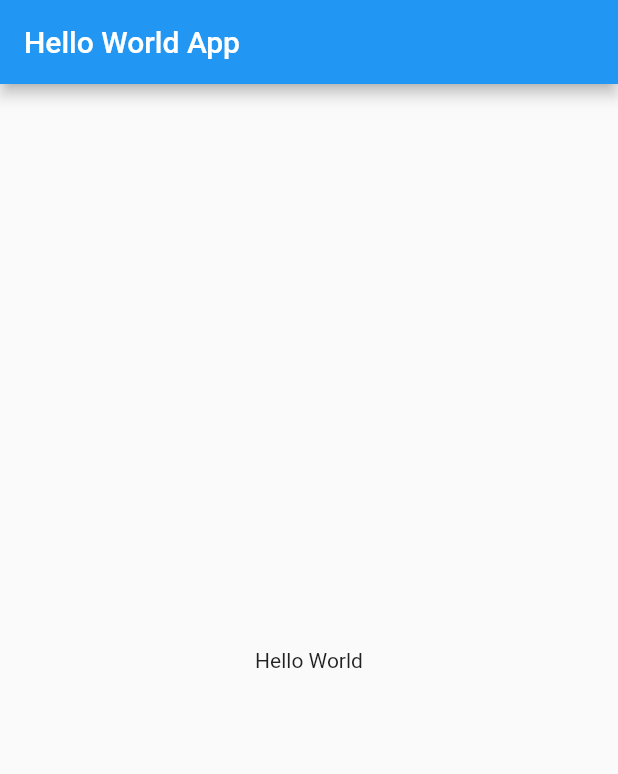
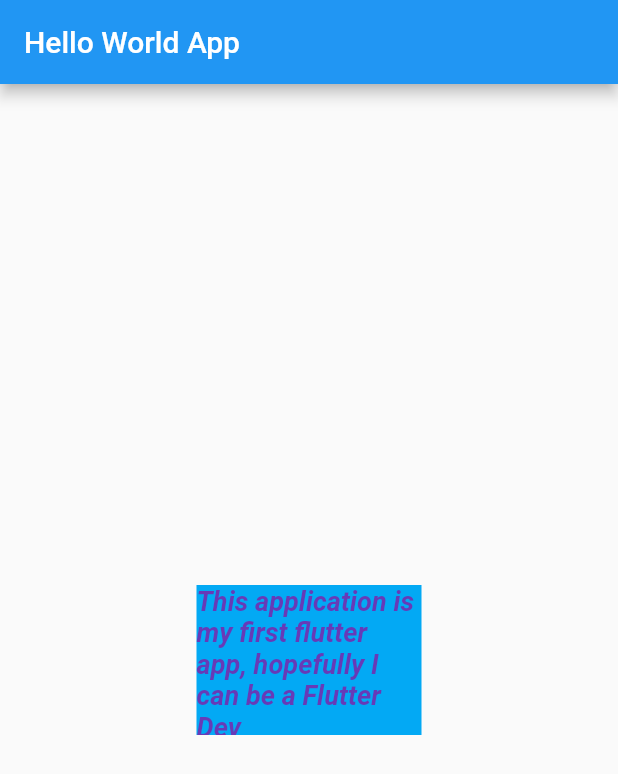
Before and after one commit to salsabilafnp/latihan_flutter_beginner, a Flutter app: the screen it shows after launch, on a phone screen of 412 x 824 dp. Shown: the top 774 px of the screen. Run offline on Flutter 3.47's test engine with Material 2 defaults, Android fonts, the phone set to English and light mode, and no system bars.

Commit message:
Text Widget

```diff
--- a/hello_world_app/lib/main.dart
+++ b/hello_world_app/lib/main.dart
@@ -12,7 +12,23 @@ class MyApp extends StatelessWidget {
         appBar: AppBar(
           title: Text("Hello World App"),
         ),
-        body: Center(child: Text("Hello World")),
+        body: Center(
+            child: Container(
+                color: Colors.lightBlue,
+                width: 150,
+                height: 100,
+                child: Text(
+                  "This application is my first flutter app, hopefully I can be a Flutter Dev",
+                  // maxLines: 2,
+                  // overflow: TextOverflow.clip,
+                  // softWrap: false,
+                  // textAlign: TextAlign.justify,
+                  style: TextStyle(
+                      color: Colors.deepPurple,
+                      fontStyle: FontStyle.italic,
+                      fontWeight: FontWeight.bold,
+                      fontSize: 18),
+                ))),
       ),
     );
   }
```
